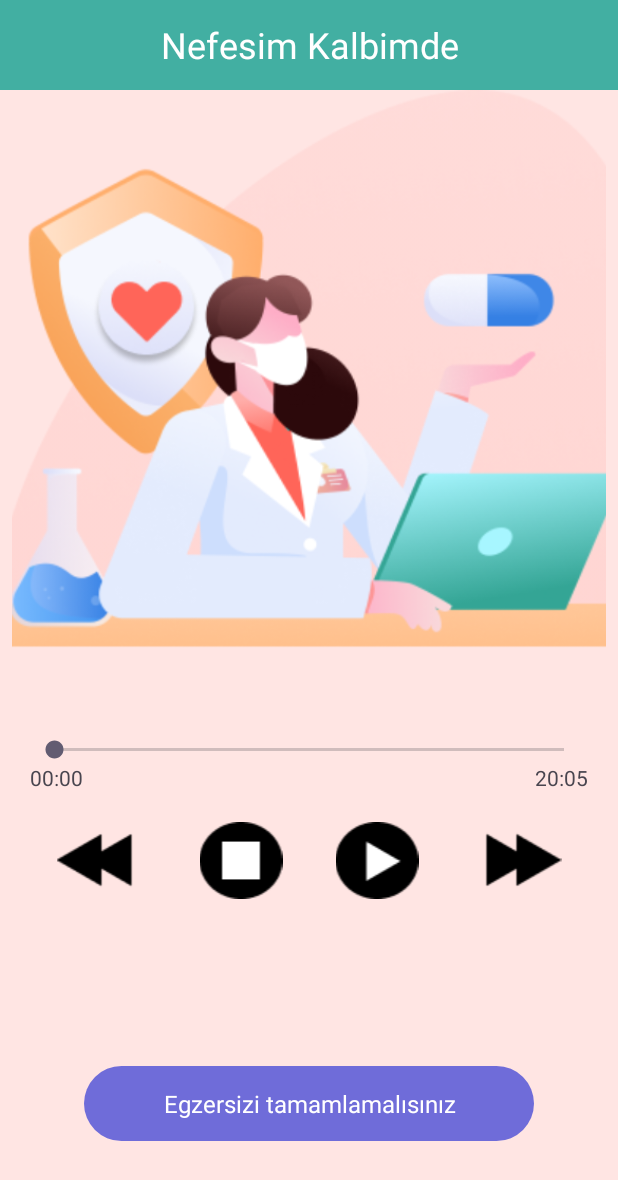
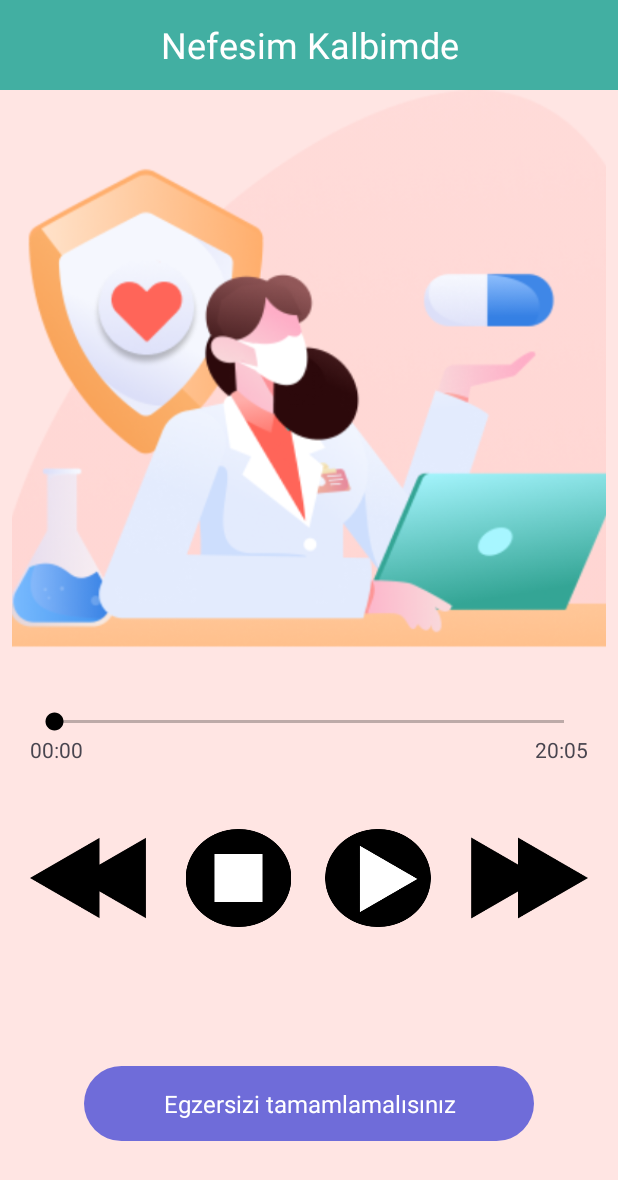
Before and after one commit to utkuesen/nefesimKalbimdeAndroidApp, an Android app: the screen it shows after launch (MainActivity), on a phone screen of 412 x 824 dp. Shown: the top 1180 px of the screen. Run offline under Robolectric (Android 15) with nearby library versions, the phone set to English and light mode, and no system bars; 1 statement that could not run was skipped.

Commit message:
Some bugs are fixed. 1) Layouts components resolution is increased. Their layout weights are arranged. Than, their scaleTypes are made to fitCenter. 2) Database functions date formats are fixed in AlarmController and MainActivity. 3) Buttons images resolutions are increased. 4) onStart method function is change to setVisibilityOfDisplayObjects.

```diff
--- a/app/build.gradle.kts
+++ b/app/build.gradle.kts
@@ -3,11 +3,11 @@ plugins {
 }
 
 android {
-    namespace = "com.example.nefesimkalbimde"
+    namespace = "com.utmerdesign.nefesimkalbimde"
     compileSdk = 33
 
     defaultConfig {
-        applicationId = "com.example.nefesimkalbimde"
+        applicationId = "com.utmerdesign.nefesimkalbimde"
         minSdk = 16
         targetSdk = 33
         versionCode = 1
--- a/app/src/main/AndroidManifest.xml
+++ b/app/src/main/AndroidManifest.xml
@@ -16,7 +16,7 @@
         android:theme="@style/Theme.NefesimKalbimde"
         tools:targetApi="31">
         <activity
-            android:name=".MainActivity"
+            android:name="com.utmerdesign.nefesimkalbimde.MainActivity"
             android:exported="true"
             android:label="@string/app_name"
             android:theme="@style/Theme.NefesimKalbimde">
--- a/app/src/main/java/Model/MediaPlayerModel.java
+++ b/app/src/main/java/Model/MediaPlayerModel.java
@@ -1,6 +1,6 @@
 package Model;
 
-import com.example.nefesimkalbimde.R;
+import com.utmerdesign.nefesimkalbimde.R;
 
 public class MediaPlayerModel {
     private boolean isMediaListening;
--- a/app/src/main/java/com/example/nefesimkalbimde/MainActivity.java
+++ b/app/src/main/java/com/utmerdesign/nefesimkalbimde/MainActivity.java
@@ -1,4 +1,4 @@
-package com.example.nefesimkalbimde;
+package com.utmerdesign.nefesimkalbimde;
 
 import android.app.AlarmManager;
 import android.app.PendingIntent;
@@ -9,8 +9,6 @@ import android.content.Intent;
 import android.content.IntentFilter;
 import android.content.ServiceConnection;
 import android.content.SharedPreferences;
-import android.graphics.Color;
-import android.graphics.drawable.Drawable;
 import android.os.Bundle;
 
 import androidx.annotation.Nullable;
@@ -23,11 +21,9 @@ import android.widget.Button;
 import android.widget.ImageView;
 import android.widget.SeekBar;
 import android.widget.TextView;
-import android.widget.Toast;
 
 import java.text.SimpleDateFormat;
 import java.util.Calendar;
-import java.util.Timer;
 
 import controllers.AlarmController;
 import controllers.MediaPlayerController;
@@ -83,7 +79,7 @@ public class MainActivity extends AppCompatActivity {
     @Override
     protected void onStart() {
         super.onStart();
-        setVisibilityOfRemindButton();
+        setVisibilityOfDisplayObjects();
     }
 
     @Override
@@ -145,7 +141,7 @@ public class MainActivity extends AppCompatActivity {
 
     private String getCurrentDateAsString() {
         Calendar calendar = Calendar.getInstance();
-        SimpleDateFormat dateFormat = new SimpleDateFormat("dd-mm-yyyy");
+        SimpleDateFormat dateFormat = new SimpleDateFormat(getResources().getString(R.string.DateFormatstr));
         return dateFormat.format(calendar.getTime());
     }
 
@@ -574,23 +570,4 @@ public class MainActivity extends AppCompatActivity {
         // Generate a unique ID based on the hour and minute to avoid conflicts
         return hour * 100 + minute;
     }
-
-    public void setAlarm() {
-        Context context = getApplicationContext();
-        AlarmManager alarmManager = (AlarmManager) context.getSystemService(Context.ALARM_SERVICE);
-
-        Intent intent = new Intent(context, AlarmController.class);
-        PendingIntent pendingIntent = PendingIntent.getBroadcast(context, 0, intent, PendingIntent.FLAG_IMMUTABLE);
-
-        // Set the alarm to 10 PM
-        Calendar calendar = Calendar.getInstance();
-        calendar.setTimeInMillis(System.currentTimeMillis());
-        calendar.set(Calendar.HOUR_OF_DAY, 10); // 10 AM
-        calendar.set(Calendar.MINUTE, 0);
-        calendar.set(Calendar.SECOND, 0);
-
-        // Set the alarm to repeat every day
-        alarmManager.setRepeating(AlarmManager.RTC_WAKEUP, calendar.getTimeInMillis(),
-                AlarmManager.INTERVAL_DAY, pendingIntent);
-    }
 }
--- a/app/src/main/java/controllers/MediaPlayerController.java
+++ b/app/src/main/java/controllers/MediaPlayerController.java
@@ -12,7 +12,7 @@ import android.util.Log;
 
 import androidx.annotation.Nullable;
 
-import com.example.nefesimkalbimde.R;
+import com.utmerdesign.nefesimkalbimde.R;
 
 import java.util.Timer;
 import java.util.TimerTask;
--- a/app/src/main/res/layout/activity_main.xml
+++ b/app/src/main/res/layout/activity_main.xml
@@ -6,7 +6,7 @@
     android:layout_height="match_parent"
     android:orientation="vertical"
     android:background="#FFE5E3"
-    tools:context=".MainActivity">
+    tools:context="com.utmerdesign.nefesimkalbimde.MainActivity">
 
     <LinearLayout
         android:layout_width="match_parent"
@@ -54,12 +54,16 @@
             android:layout_marginTop="20dp"
             android:clickable="false"
             android:max="100"
+            android:progressBackgroundTint="@color/black"
+            android:progressTint="@color/black"
+            android:thumbTint="@color/black"
             android:overScrollMode="never"
             android:progress="0" />
 
         <LinearLayout
             android:layout_width="match_parent"
-            android:layout_height="wrap_content"
+            android:layout_height="0dp"
+            android:layout_weight="1"
             android:orientation="horizontal">
 
             <TextView
@@ -80,14 +84,16 @@
 
         <LinearLayout
             android:layout_width="match_parent"
-            android:layout_height="wrap_content"
+            android:layout_height="0dp"
+            android:layout_weight="1.5"
             android:gravity="center"
             android:layout_marginTop="20dp"
             android:orientation="horizontal">
 
             <ImageView
                 android:id="@+id/media_back_image_view"
-                android:layout_width="wrap_content"
+                android:scaleType="fitCenter"
+                android:layout_width="0dp"
                 android:layout_height="wrap_content"
                 android:layout_weight="1"
                 android:contentDescription="@string/app_name"
@@ -95,7 +101,8 @@
 
             <ImageView
                 android:id="@+id/media_stop_image_view"
-                android:layout_width="wrap_content"
+                android:scaleType="fitCenter"
+                android:layout_width="0dp"
                 android:layout_height="wrap_content"
                 android:layout_weight="1"
                 android:contentDescription="@string/app_name"
@@ -103,7 +110,8 @@
 
             <ImageView
                 android:id="@+id/media_play_pause_image_view"
-                android:layout_width="wrap_content"
+                android:scaleType="fitCenter"
+                android:layout_width="0dp"
                 android:layout_height="wrap_content"
                 android:layout_weight="1"
                 android:contentDescription="@string/app_name"
@@ -111,7 +119,8 @@
 
             <ImageView
                 android:id="@+id/media_forward_image_view"
-                android:layout_width="wrap_content"
+                android:scaleType="fitCenter"
+                android:layout_width="0dp"
                 android:layout_height="wrap_content"
                 android:layout_weight="1"
                 android:contentDescription="@string/app_name"
--- a/app/src/main/res/values/strings.xml
+++ b/app/src/main/res/values/strings.xml
@@ -53,4 +53,6 @@
     <string name="lastModifiedDateOnDBStr">lastModifiedDate</string>
     <string name="isMeditationCompletedOnDBStr">isMeditationCompleted</string>
     <string name="SharedPreferencesNameStr">NefesimKalbimdeSP</string>
+    <string name="DateFormatstr">dd/MM/yyyy</string>
+    <string name="TimeFormatstr">HH:mm</string>
 </resources>
```
Also changed, not shown: app/src/main/java/controllers/AlarmController.java (+4 -9 lines), app/src/main/res/drawable/back_button.png, app/src/main/res/drawable/forward_button.png, app/src/main/res/drawable/pause_button.png, app/src/main/res/drawable/play_button.png, app/src/main/res/drawable/stop_button.png, 4 other files.
